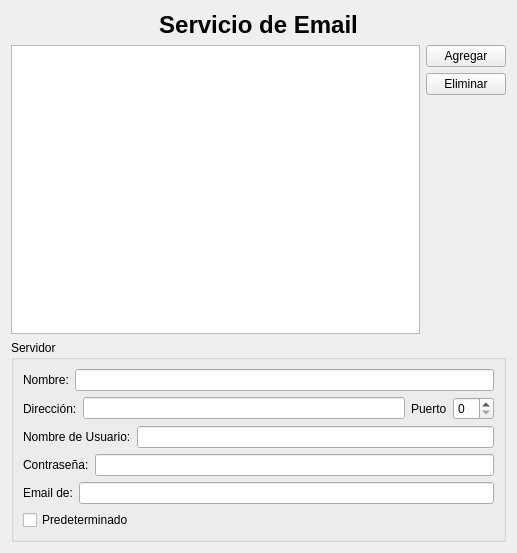
Before: the Qt Designer form trunk/plugins/email/FormPrefEmailBase.ui in chungote/gestotux, drawn with Qt 5.
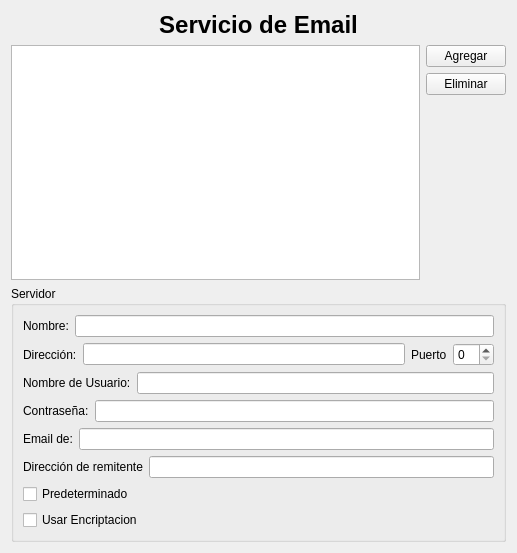
After: the same form once the commit is applied.

Commit message: Agregadas mejoras para el plugin de email.

What changed in the file:
```diff
--- a/trunk/plugins/email/FormPrefEmailBase.ui
+++ b/trunk/plugins/email/FormPrefEmailBase.ui
@@ -161,6 +161,20 @@
         </item>
        </layout>
       </item>
+      <item>
+       <layout class="QHBoxLayout" name="horizontalLayout_9">
+        <item>
+         <widget class="QLabel" name="label_8">
+          <property name="text">
+           <string>Dirección de remitente</string>
+          </property>
+         </widget>
+        </item>
+        <item>
+         <widget class="QLineEdit" name="LEDireccionOrigen"/>
+        </item>
+       </layout>
+      </item>
       <item>
        <widget class="QCheckBox" name="CkBPredeterminado">
         <property name="text">
@@ -168,6 +182,13 @@
         </property>
        </widget>
       </item>
+      <item>
+       <widget class="QCheckBox" name="CkBEcriptacion">
+        <property name="text">
+         <string>Usar Encriptacion</string>
+        </property>
+       </widget>
+      </item>
      </layout>
     </widget>
    </item>
```
The commit also changes 10 other files.
